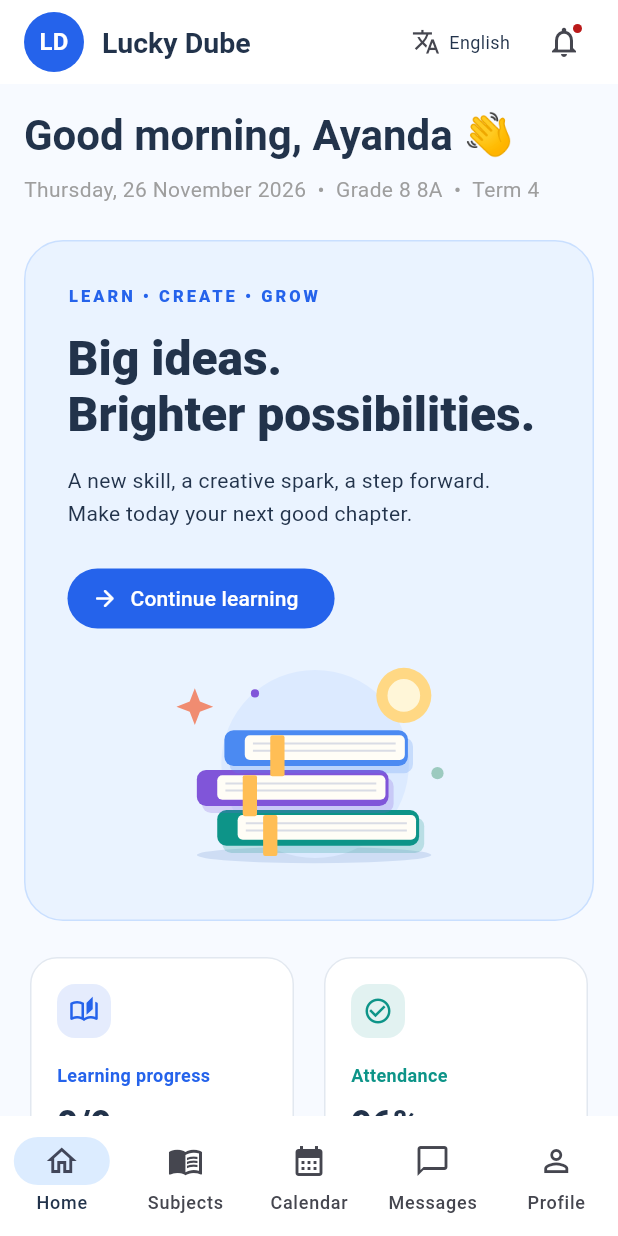
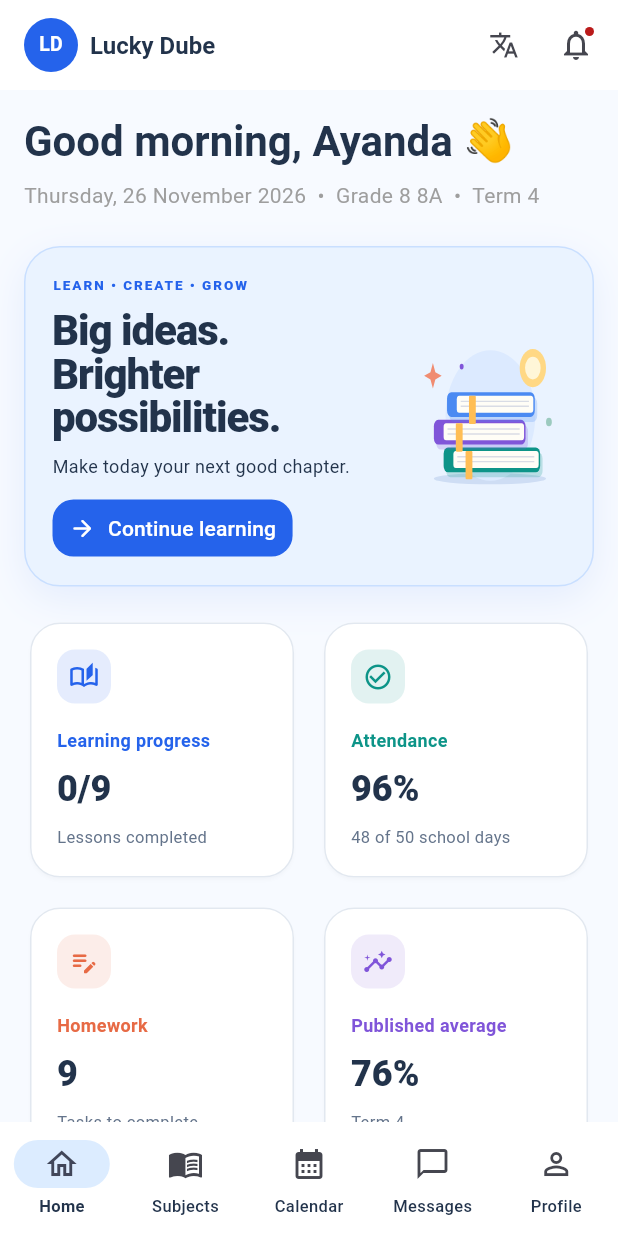
Before and after one commit to Nsukumanzini/lucky-dube, a Flutter app: the screen it shows after launch, after a tap on "Next", after a tap on "Skip introduction", after a tap on "Sign in", on a phone screen of 412 x 824 dp. Run offline on Flutter 3.47's test engine with Material 3 defaults, Android fonts, the phone set to English and light mode, and no system bars; our stand-ins replace file_picker, flutter_riverpod, go_router, shared_preferences.

Commit message:
Refresh learner mobile experience

```diff
--- a/lib/app/app.dart
+++ b/lib/app/app.dart
@@ -102,10 +102,12 @@ class _LuckyAppState extends ConsumerState<LuckyApp> {
             ? const Color(0xfff7faff)
             : const Color(0xff0f172a),
         cardTheme: CardThemeData(
-          elevation: 0,
+          elevation: b == Brightness.light ? 1 : 0,
           color: b == Brightness.light ? Colors.white : const Color(0xff18253a),
+          shadowColor: const Color(0x120f172a),
+          surfaceTintColor: Colors.transparent,
           shape: RoundedRectangleBorder(
-            borderRadius: BorderRadius.circular(18),
+            borderRadius: BorderRadius.circular(20),
             side: BorderSide(
               color: b == Brightness.light
                   ? const Color(0xffe2e8f0)
@@ -136,6 +138,17 @@ class _LuckyAppState extends ConsumerState<LuckyApp> {
         navigationBarTheme: NavigationBarThemeData(
             backgroundColor:
                 b == Brightness.light ? Colors.white : const Color(0xff18253a),
-            indicatorColor: const Color(0xffdcecff)),
+            elevation: 2,
+            surfaceTintColor: Colors.transparent,
+            indicatorColor: const Color(0xffdcecff),
+            indicatorShape:
+                RoundedRectangleBorder(borderRadius: BorderRadius.circular(16)),
+            labelBehavior: NavigationDestinationLabelBehavior.alwaysShow,
+            labelTextStyle: WidgetStateProperty.resolveWith((states) =>
+                TextStyle(
+                    fontSize: 11,
+                    fontWeight: states.contains(WidgetState.selected)
+                        ? FontWeight.w700
+                        : FontWeight.w500))),
       );
 }
--- a/lib/features/screens.dart
+++ b/lib/features/screens.dart
@@ -2,6 +2,7 @@ import '../app/localization/app_language.dart';
 // Retain compatibility with Flutter versions before the Material package split.
 // ignore: deprecated_member_use
 import 'package:flutter/material.dart';
+import 'package:flutter/services.dart';
 import 'package:flutter_riverpod/flutter_riverpod.dart';
 import 'package:go_router/go_router.dart';
 import 'package:file_picker/file_picker.dart';
@@ -31,6 +32,9 @@ class _PortalState extends ConsumerState<Portal> {
   String? error;
   MockRepository get r => ref.read(repositoryProvider);
   void go(String page) {
+    if (MediaQuery.sizeOf(context).width < 768) {
+      HapticFeedback.selectionClick();
+    }
     setState(() {
       query = '';
       filter = 'All';
@@ -120,28 +124,33 @@ class _PortalState extends ConsumerState<Portal> {
     if (r.state['onboarded'] != true) return intro();
     if (r.state['session'] == null) return login();
     final wide = MediaQuery.sizeOf(context).width >= 768;
+    final phone = MediaQuery.sizeOf(context).width < 600;
     final nav = ['home', 'subjects', 'calendar', 'messages', 'profile'];
     final selected = nav.indexOf(widget.page);
     return Scaffold(
       appBar: AppBar(
+        toolbarHeight: phone ? 60 : null,
         title: Row(
           children: [
-            const CircleAvatar(
-              backgroundColor: Color(0xff2563eb),
+            CircleAvatar(
+              radius: phone ? 18 : 20,
+              backgroundColor: const Color(0xff2563eb),
               child: LText(
                 'LD',
                 style: TextStyle(
                   color: Colors.white,
                   fontWeight: FontWeight.bold,
+                  fontSize: phone ? 13 : 14,
                 ),
               ),
             ),
-            const SizedBox(width: 12),
+            SizedBox(width: phone ? 8 : 12),
             Expanded(
                 child: LText(
               MockRepository.school.displayName,
               overflow: TextOverflow.ellipsis,
-              style: const TextStyle(fontWeight: FontWeight.bold, fontSize: 19),
+              style: TextStyle(
+                  fontWeight: FontWeight.bold, fontSize: phone ? 16 : 19),
             )),
             if (MediaQuery.sizeOf(context).width > 1000) ...[
               const SizedBox(width: 20),
@@ -150,7 +159,7 @@ class _PortalState extends ConsumerState<Portal> {
           ],
         ),
         actions: [
-          const LanguageSelector(),
+          LanguageSelector(compact: phone),
           IconButton(
             tooltip: tr(context, 'Notifications'),
             onPressed: () => go('notifications'),
@@ -159,7 +168,7 @@ class _PortalState extends ConsumerState<Portal> {
               child: const Icon(Icons.notifications_outlined),
             ),
           ),
-          const SizedBox(width: 12),
+          SizedBox(width: phone ? 4 : 12),
         ],
       ),
       body: Row(
@@ -228,6 +237,7 @@ class _PortalState extends ConsumerState<Portal> {
       bottomNavigationBar: wide
           ? null
           : NavigationBar(
+              height: 76,
               selectedIndex: selected < 0 ? 0 : selected,
               onDestinationSelected: (i) => go(nav[i]),
               destinations: List.generate(
--- a/lib/shared/components/language_selector.dart
+++ b/lib/shared/components/language_selector.dart
@@ -5,7 +5,8 @@ import '../../main.dart';
 import '../../app/localization/app_language.dart';
 
 class LanguageSelector extends ConsumerWidget {
-  const LanguageSelector({super.key});
+  final bool compact;
+  const LanguageSelector({super.key, this.compact = false});
   @override
   Widget build(BuildContext context, WidgetRef ref) {
     final repo = ref.watch(repositoryProvider);
@@ -22,12 +23,14 @@ class LanguageSelector extends ConsumerWidget {
                 ])))
             .toList(),
         child: Padding(
-            padding: const EdgeInsets.symmetric(horizontal: 12, vertical: 12),
-            child: Row(mainAxisSize: MainAxisSize.min, children: [
-              const Icon(Icons.translate, size: 19),
-              const SizedBox(width: 6),
-              LText(repo.language == 'zu' ? 'isiZulu' : 'English',
-                  style: const TextStyle(fontSize: 12))
-            ])));
+            padding: EdgeInsets.all(compact ? 14 : 12),
+            child: compact
+                ? const Icon(Icons.translate, size: 20)
+                : Row(mainAxisSize: MainAxisSize.min, children: [
+                    const Icon(Icons.translate, size: 19),
+                    const SizedBox(width: 6),
+                    LText(repo.language == 'zu' ? 'isiZulu' : 'English',
+                        style: const TextStyle(fontSize: 12))
+                  ])));
   }
 }
--- a/lib/shared/components/learner_visuals.dart
+++ b/lib/shared/components/learner_visuals.dart
@@ -16,6 +16,7 @@ class WelcomeBanner extends StatelessWidget {
   @override
   Widget build(BuildContext context) {
     final reduced = MediaQuery.disableAnimationsOf(context);
+    final mobile = MediaQuery.sizeOf(context).width < 600;
     return TweenAnimationBuilder<double>(
       tween: Tween(begin: reduced ? 1 : 0, end: 1),
       duration: reduced ? Duration.zero : const Duration(milliseconds: 800),
@@ -26,13 +27,24 @@ class WelcomeBanner extends StatelessWidget {
               offset: Offset(0, 18 * (1 - value)), child: child)),
       child: Container(
           width: double.infinity,
-          padding: const EdgeInsets.all(28),
+          padding: EdgeInsets.all(mobile ? 18 : 28),
           decoration: BoxDecoration(
               color: Theme.of(context).brightness == Brightness.light
                   ? const Color(0xffeaf3ff)
                   : const Color(0xff183454),
-              borderRadius: BorderRadius.circular(26),
-              border: Border.all(color: const Color(0xffc9dfff))),
+              borderRadius: BorderRadius.circular(mobile ? 24 : 26),
+              border: Border.all(
+                  color: Theme.of(context).brightness == Brightness.light
+                      ? const Color(0xffc9dfff)
+                      : Colors.white12),
+              boxShadow: Theme.of(context).brightness == Brightness.light
+                  ? const [
+                      BoxShadow(
+                          color: Color(0x172563eb),
+                          blurRadius: 22,
+                          offset: Offset(0, 8))
+                    ]
+                  : const []),
           child: LayoutBuilder(builder: (context, size) {
             final copy =
                 Column(crossAxisAlignment: CrossAxisAlignment.start, children: [
@@ -59,14 +71,59 @@ class WelcomeBanner extends StatelessWidget {
                   label: const LText('Continue learning')),
             ]);
             if (size.maxWidth < 600) {
-              return Column(
-                  crossAxisAlignment: CrossAxisAlignment.start,
+              final artWidth = size.maxWidth < 300 ? 78.0 : 104.0;
+              return Row(
+                  crossAxisAlignment: CrossAxisAlignment.center,
                   children: [
-                    copy,
-                    const SizedBox(height: 12),
-                    const SizedBox(
-                        height: 150,
-                        child: Center(child: LearningIllustration()))
+                    Expanded(
+                        child: Column(
+                            crossAxisAlignment: CrossAxisAlignment.start,
+                            children: [
+                          const LText('LEARN • CREATE • GROW',
+                              style: TextStyle(
+                                  color: Color(0xff2563eb),
+                                  fontSize: 9,
+                                  fontWeight: FontWeight.w800,
+                                  letterSpacing: 1.3)),
+                          const SizedBox(height: 10),
+                          LText('Big ideas.\nBrighter possibilities.',
+                              style: Theme.of(context)
+                                  .textTheme
+                                  .headlineSmall
+                                  ?.copyWith(
+                                      fontSize: size.maxWidth < 300 ? 25 : 28,
+                                      fontWeight: FontWeight.w800,
+                                      letterSpacing: -.7,
+                                      height: 1.05)),
+                          const SizedBox(height: 9),
+                          const LText('Make today your next good chapter.',
+                              maxLines: 3,
+                              overflow: TextOverflow.ellipsis,
+                              style: TextStyle(fontSize: 12, height: 1.4)),
+                          const SizedBox(height: 13),
+                          FilledButton.icon(
+                              style: FilledButton.styleFrom(
+                                  minimumSize: const Size(0, 46),
+                                  padding: const EdgeInsets.symmetric(
+                                      horizontal: 11),
+                                  visualDensity: VisualDensity.compact,
+                                  shape: RoundedRectangleBorder(
+                                      borderRadius: BorderRadius.circular(14))),
+                              onPressed: onContinue,
+                              icon: const Icon(Icons.arrow_forward_rounded,
+                                  size: 18),
+                              label: const LText('Continue learning',
+                                  maxLines: 1, overflow: TextOverflow.ellipsis))
+                        ])),
+                    const SizedBox(width: 4),
+                    SizedBox(
+                        width: artWidth,
+                        height: 126,
+                        child: Center(
+                            child: SizedBox(
+                                width: 150,
+                                height: 104,
+                                child: const LearningIllustration())))
                   ]);
             }
             return Row(children: [
```
Also changed, not shown: 2 other files.
